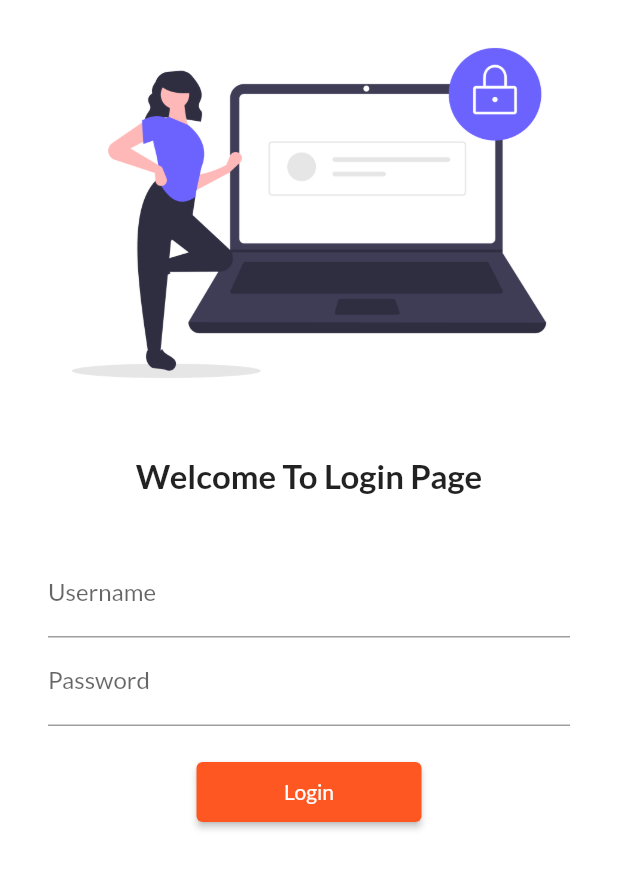
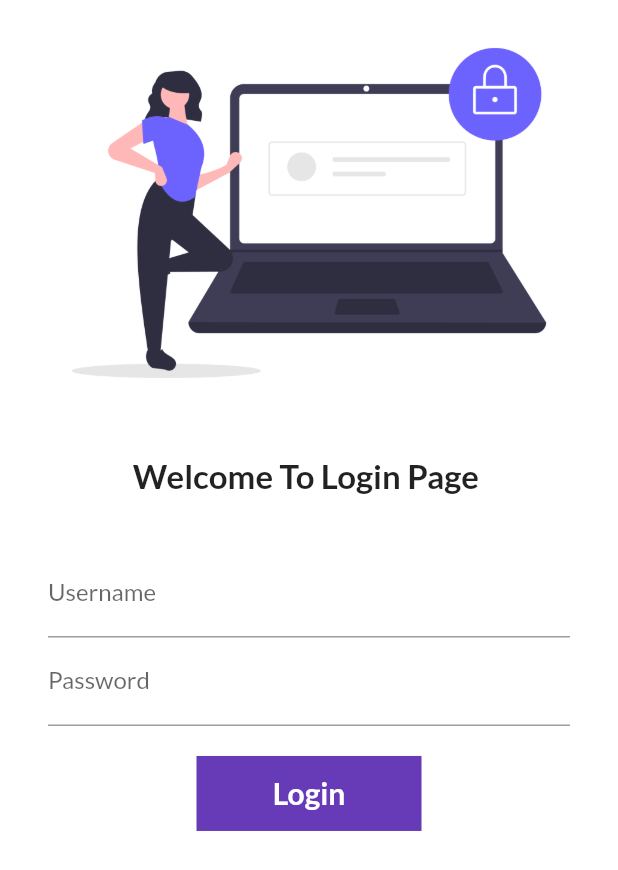
Before and after one commit to MuhibJabbar/Flutter_Practice, a Flutter app: the screen it shows after launch, on a phone screen of 412 x 824 dp. Shown: the top 870 px of the screen. Run offline on Flutter 3.47's test engine with Material 2 defaults, Android fonts, the phone set to English and light mode, and no system bars; our stand-ins replace google_fonts.

Commit message:
day 6 completed

```diff
--- a/lib/pages/login_page.dart
+++ b/lib/pages/login_page.dart
@@ -1,8 +1,16 @@
 import 'package:flutter/material.dart';
 import 'package:flutter_application_1/utils/routes.dart';
 
-class LoginPage extends StatelessWidget {
+class LoginPage extends StatefulWidget {
   const LoginPage({Key? key}) : super(key: key);
+
+  @override
+  State<LoginPage> createState() => _LoginPageState();
+}
+
+class _LoginPageState extends State<LoginPage> {
+  String name = "";
+  bool changeButton = false;
 
   @override
   Widget build(BuildContext context) {
@@ -19,7 +27,7 @@ class LoginPage extends StatelessWidget {
               height: 20.0,
             ),
             Text(
-              "Welcome To Login Page",
+              "Welcome To Login Page $name",
               style: TextStyle(
                 fontSize: 22,
                 fontWeight: FontWeight.bold,
@@ -36,6 +44,10 @@ class LoginPage extends StatelessWidget {
                   TextFormField(
                     decoration: InputDecoration(
                         hintText: "Enter username", labelText: "Username"),
+                    onChanged: (value) {
+                      name = value;
+                      setState(() {});
+                    },
                   ),
                   TextFormField(
                     obscureText: true,
@@ -45,12 +57,47 @@ class LoginPage extends StatelessWidget {
                   SizedBox(
                     height: 20.0,
                   ),
-                  ElevatedButton(
-                      child: Text("Login"),
-                      style: TextButton.styleFrom(minimumSize: Size(150, 40)),
-                      onPressed: () {
-                        Navigator.pushNamed(context, MyRoutes.homeRoute);
-                      }),
+
+                  InkWell(
+                    onTap: () async {
+                      setState(() {
+                        changeButton = true;
+                      });
+                      await Future.delayed(Duration(seconds: 1));
+                      Navigator.pushNamed(context, MyRoutes.homeRoute);
+                    },
+                    child: AnimatedContainer(
+                      duration: Duration(seconds: 1),
+                      height: 50,
+                      width: changeButton ? 50 : 150,
+                      alignment: Alignment.center,
+                      child: changeButton
+                          ? Icon(
+                              Icons.done,
+                              color: Colors.white,
+                            )
+                          : Text(
+                              "Login",
+                              style: TextStyle(
+                                  fontWeight: FontWeight.bold,
+                                  fontSize: 20,
+                                  color: Colors.white),
+                            ),
+                      decoration: BoxDecoration(
+                        color: Colors.deepPurple,
+                        shape:
+                            changeButton ? BoxShape.circle : BoxShape.rectangle,
+                        //  borderRadius: BorderRadius.circular(8)
+                      ),
+                    ),
+                  )
+
+                  // ElevatedButton(
+                  //     child: Text("Login"),
+                  //     style: TextButton.styleFrom(minimumSize: Size(150, 40)),
+                  //     onPressed: () {
+                  //       Navigator.pushNamed(context, MyRoutes.homeRoute);
+                  //     }),
                 ],
               ),
             ),
```
